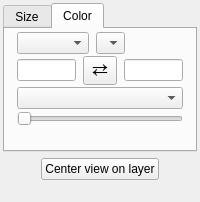
Above: glue_openspace_thesis/layer_state_widget.ui from OpenSpace/glue-openspace before the change. Below: the same form after it.
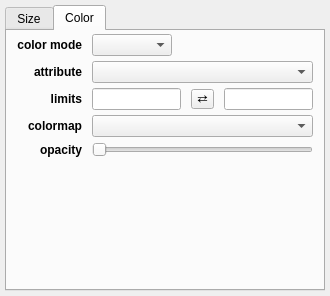
That is the form after the change. The open tabs and pages were chosen to show the change. Custom widgets are drawn as their Qt base class.

Commit message: Adds Linear Color Mode to GUI (non-functional)

The edit to the form file:
```diff
--- a/glue_openspace_thesis/layer_state_widget.ui
+++ b/glue_openspace_thesis/layer_state_widget.ui
@@ -6,31 +6,37 @@
    <rect>
     <x>0</x>
     <y>0</y>
-    <width>200</width>
-    <height>202</height>
+    <width>330</width>
+    <height>296</height>
    </rect>
   </property>
   <property name="windowTitle">
    <string>Form</string>
   </property>
-  <layout class="QVBoxLayout" name="verticalLayout_3">
+  <layout class="QGridLayout" name="gridLayout">
    <property name="leftMargin">
-    <number>3</number>
+    <number>5</number>
    </property>
    <property name="topMargin">
-    <number>3</number>
+    <number>5</number>
    </property>
    <property name="rightMargin">
-    <number>3</number>
+    <number>5</number>
    </property>
    <property name="bottomMargin">
-    <number>3</number>
+    <number>5</number>
    </property>
-   <item>
+   <item row="0" column="1">
     <widget class="QTabWidget" name="tab_widget">
      <property name="currentIndex">
       <number>1</number>
      </property>
+     <property name="elideMode">
+      <enum>Qt::ElideNone</enum>
+     </property>
+     
+     <!-- Size -->
+     <!-- TODO: Remove linear option -->
      <widget class="QWidget" name="tab_2">
       <attribute name="title">
        <string>Size</string>
@@ -193,157 +199,84 @@
       <attribute name="title">
        <string>Color</string>
       </attribute>
-      <layout class="QVBoxLayout" name="verticalLayout_2">
-       <property name="spacing">
-        <number>2</number>
-       </property>
+      <layout class="QGridLayout" name="gridLayout_5">
        <property name="leftMargin">
-        <number>12</number>
+        <number>10</number>
        </property>
        <property name="topMargin">
         <number>3</number>
        </property>
        <property name="rightMargin">
-        <number>12</number>
+        <number>10</number>
        </property>
        <property name="bottomMargin">
         <number>3</number>
        </property>
-       <item>
-        <widget class="QWidget" name="color_row_1" native="true">
-         <layout class="QHBoxLayout" name="horizontalLayout_6">
-          <property name="spacing">
-           <number>7</number>
-          </property>
-          <property name="leftMargin">
-           <number>0</number>
-          </property>
-          <property name="topMargin">
-           <number>0</number>
-          </property>
-          <property name="rightMargin">
-           <number>0</number>
-          </property>
-          <property name="bottomMargin">
-           <number>0</number>
-          </property>
-          <item>
-           <widget class="QComboBox" name="combosel_color_mode">
-            <property name="maximumSize">
-             <size>
-              <width>80</width>
-              <height>16777215</height>
-             </size>
-            </property>
-           </widget>
-          </item>
-          <item>
-           <widget class="QComboBox" name="combosel_cmap_att">
-            <property name="sizeAdjustPolicy">
-             <enum>QComboBox::AdjustToMinimumContentsLength</enum>
-            </property>
-           </widget>
-          </item>
-          <item>
-           <widget class="QColorBox" name="color_color">
-            <property name="sizePolicy">
-             <sizepolicy hsizetype="Preferred" vsizetype="Minimum">
-              <horstretch>0</horstretch>
-              <verstretch>0</verstretch>
-             </sizepolicy>
-            </property>
-            <property name="text">
-             <string/>
-            </property>
-           </widget>
-          </item>
-          <item>
-           <widget class="QWidget" name="spacer_color_label" native="true"/>
-          </item>
-         </layout>
-        </widget>
-       </item>
-       <item>
-        <widget class="QWidget" name="color_row_2" native="true">
-         <layout class="QHBoxLayout" name="horizontalLayout_8">
-          <property name="spacing">
-           <number>7</number>
-          </property>
-          <property name="leftMargin">
-           <number>0</number>
-          </property>
-          <property name="topMargin">
-           <number>0</number>
-          </property>
-          <property name="rightMargin">
-           <number>0</number>
-          </property>
-          <property name="bottomMargin">
-           <number>0</number>
-          </property>
-          <item>
-           <widget class="QLineEdit" name="valuetext_cmap_vmin"/>
-          </item>
-          <item>
-           <widget class="QToolButton" name="button_flip_cmap">
-            <property name="font">
-             <font>
-              <pointsize>14</pointsize>
-             </font>
-            </property>
-            <property name="styleSheet">
-             <string notr="true">padding: 0px</string>
-            </property>
-            <property name="text">
-             <string>⇄</string>
-            </property>
-           </widget>
-          </item>
-          <item>
-           <widget class="QLineEdit" name="valuetext_cmap_vmax"/>
-          </item>
-         </layout>
-        </widget>
-       </item>
-       <item>
-        <widget class="QWidget" name="color_row_3" native="true">
-         <layout class="QHBoxLayout" name="horizontalLayout_9">
-          <property name="spacing">
-           <number>7</number>
-          </property>
-          <property name="leftMargin">
-           <number>0</number>
-          </property>
-          <property name="topMargin">
-           <number>0</number>
-          </property>
-          <property name="rightMargin">
-           <number>0</number>
-          </property>
-          <property name="bottomMargin">
-           <number>0</number>
-          </property>
-          <item>
-           <widget class="QColormapCombo" name="combodata_cmap">
-            <property name="sizeAdjustPolicy">
-             <enum>QComboBox::AdjustToMinimumContentsLength</enum>
-            </property>
-           </widget>
-          </item>
-         </layout>
-        </widget>
-       </item>
-       <item>
+       <property name="horizontalSpacing">
+        <number>10</number>
+       </property>
+       <property name="verticalSpacing">
+        <number>5</number>
+       </property>
+       <item row="5" column="1" colspan="3">
         <widget class="QSlider" name="value_alpha">
          <property name="maximum">
-          <number>11</number>
+          <number>100</number>
          </property>
          <property name="orientation">
           <enum>Qt::Horizontal</enum>
          </property>
         </widget>
        </item>
-       <item>
+       <item row="5" column="0">
+        <widget class="QLabel" name="label_7">
+         <property name="font">
+          <font>
+           <weight>75</weight>
+           <bold>true</bold>
+          </font>
+         </property>
+         <property name="text">
+          <string>opacity</string>
+         </property>
+         <property name="alignment">
+          <set>Qt::AlignRight|Qt::AlignTrailing|Qt::AlignVCenter</set>
+         </property>
+        </widget>
+       </item>
+       <item row="3" column="1">
+        <widget class="QLineEdit" name="valuetext_cmap_vmin"/>
+       </item>
+       <item row="6" column="1" colspan="3">
+        <spacer name="horizontalSpacer_5">
+         <property name="orientation">
+          <enum>Qt::Horizontal</enum>
+         </property>
+         <property name="sizeHint" stdset="0">
+          <size>
+           <width>40</width>
+           <height>1</height>
+          </size>
+         </property>
+        </spacer>
+       </item>
+       <item row="0" column="3">
+        <widget class="QColorBox" name="color_color">
+         <property name="sizePolicy">
+          <sizepolicy hsizetype="Preferred" vsizetype="Minimum">
+           <horstretch>0</horstretch>
+           <verstretch>0</verstretch>
+          </sizepolicy>
+         </property>
+         <property name="text">
+          <string/>
+         </property>
+        </widget>
+       </item>
+       <item row="3" column="3">
+        <widget class="QLineEdit" name="valuetext_cmap_vmax"/>
+       </item>
+       <item row="6" column="0">
         <spacer name="verticalSpacer_2">
          <property name="orientation">
           <enum>Qt::Vertical</enum>
@@ -356,60 +289,116 @@
          </property>
         </spacer>
        </item>
+
+       <item row="2" column="1" colspan="3">
+        <widget class="QComboBox" name="combosel_cmap_att">
+         <property name="sizeAdjustPolicy">
+          <enum>QComboBox::AdjustToMinimumContentsLength</enum>
+         </property>
+        </widget>
+       </item>
+       <item row="0" column="1">
+        <widget class="QComboBox" name="combosel_cmap_mode">
+         <property name="maximumSize">
+          <size>
+           <width>80</width>
+           <height>16777215</height>
+          </size>
+         </property>
+        </widget>
+       </item>
+       <item row="3" column="2">
+        <widget class="QToolButton" name="button_flip_cmap">
+         <property name="styleSheet">
+          <string notr="true">padding: 0px</string>
+         </property>
+         <property name="text">
+          <string>⇄</string>
+         </property>
+        </widget>
+       </item>
+       <item row="0" column="0">
+        <widget class="QLabel" name="label_10">
+         <property name="font">
+          <font>
+           <weight>75</weight>
+           <bold>true</bold>
+          </font>
+         </property>
+         <property name="text">
+          <string>color mode</string>
+         </property>
+         <property name="alignment">
+          <set>Qt::AlignRight|Qt::AlignTrailing|Qt::AlignVCenter</set>
+         </property>
+        </widget>
+       </item>
+       <item row="3" column="0">
+        <widget class="QLabel" name="label_cmap_limits">
+         <property name="font">
+          <font>
+           <weight>75</weight>
+           <bold>true</bold>
+          </font>
+         </property>
+         <property name="text">
+          <string>limits</string>
+         </property>
+         <property name="alignment">
+          <set>Qt::AlignRight|Qt::AlignTrailing|Qt::AlignVCenter</set>
+         </property>
+        </widget>
+       </item>
+       <item row="4" column="0">
+        <widget class="QLabel" name="label_colormap">
+         <property name="font">
+          <font>
+           <weight>75</weight>
+           <bold>true</bold>
+          </font>
+         </property>
+         <property name="text">
+          <string>colormap</string>
+         </property>
+         <property name="alignment">
+          <set>Qt::AlignRight|Qt::AlignTrailing|Qt::AlignVCenter</set>
+         </property>
+        </widget>
+       </item>
+
+       <item row="2" column="0">
+        <widget class="QLabel" name="label_cmap_attribute">
+         <property name="font">
+          <font>
+           <weight>75</weight>
+           <bold>true</bold>
+          </font>
+         </property>
+         <property name="text">
+          <string>attribute</string>
+         </property>
+         <property name="alignment">
+          <set>Qt::AlignRight|Qt::AlignTrailing|Qt::AlignVCenter</set>
+         </property>
+        </widget>
+       </item>
+       <item row="4" column="1" colspan="3">
+        <widget class="QColormapCombo" name="combodata_cmap">
+         <property name="sizePolicy">
+          <sizepolicy hsizetype="Expanding" vsizetype="Fixed">
+           <horstretch>0</horstretch>
+           <verstretch>0</verstretch>
+          </sizepolicy>
+         </property>
+         <property name="sizeAdjustPolicy">
+          <enum>QComboBox::AdjustToMinimumContentsLength</enum>
+         </property>
+        </widget>
+       </item>
       </layout>
      </widget>
     </widget>
    </item>
-   <item>
-    <layout class="QHBoxLayout" name="horizontalLayout_4">
-     <item>
-      <spacer name="horizontalSpacer_2">
-       <property name="orientation">
-        <enum>Qt::Horizontal</enum>
-       </property>
-       <property name="sizeHint" stdset="0">
-        <size>
-         <width>40</width>
-         <height>20</height>
-        </size>
-       </property>
-      </spacer>
-     </item>
-     <item>
-      <widget class="QPushButton" name="button_center">
-       <property name="text">
-        <string>Center view on layer</string>
-       </property>
-      </widget>
-     </item>
-     <item>
-      <spacer name="horizontalSpacer">
-       <property name="orientation">
-        <enum>Qt::Horizontal</enum>
-       </property>
-       <property name="sizeHint" stdset="0">
-        <size>
-         <width>40</width>
-         <height>20</height>
-        </size>
-       </property>
-      </spacer>
-     </item>
-    </layout>
-   </item>
-   <item>
-    <spacer name="verticalSpacer_3">
-     <property name="orientation">
-      <enum>Qt::Vertical</enum>
-     </property>
-     <property name="sizeHint" stdset="0">
-      <size>
-       <width>20</width>
-       <height>40</height>
-      </size>
-     </property>
-    </spacer>
-   </item>
   </layout>
  </widget>
  <customwidgets>
```
Left out of the diff: 804 changed lines with no effect on the pictures. The commit also changes 2 other files.
